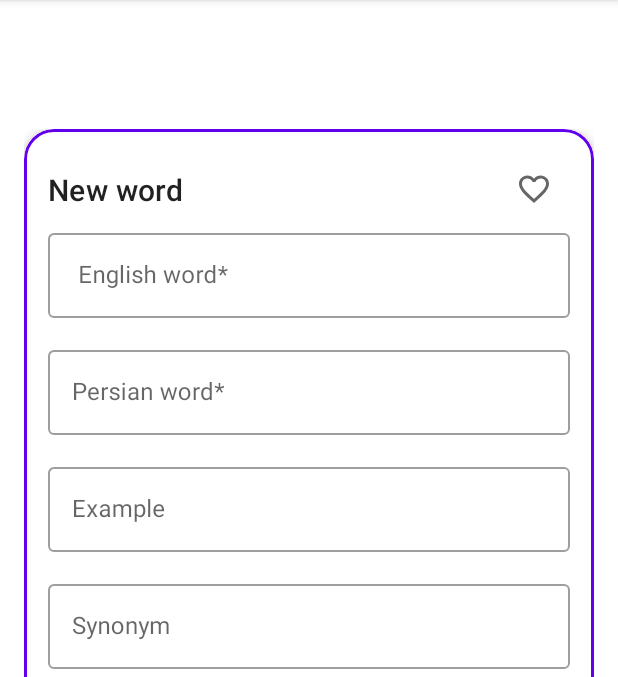
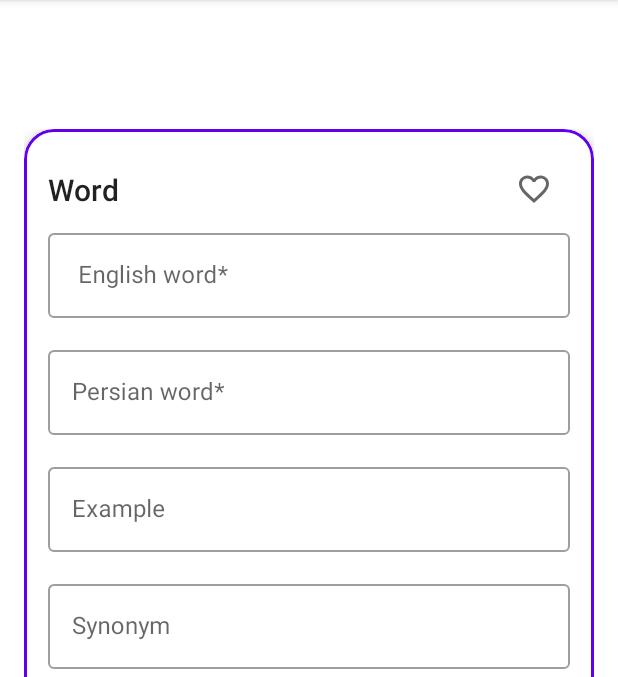
Before and after one commit to Zahra-Jannesari/DictionaryApp, an Android app: the screen it shows after launch (MainActivity), after a tap on an icon or button, on a phone screen of 412 x 824 dp, the part 84-761 px from its top. Run offline under Robolectric (Android 15) with nearby library versions, the phone set to English and light mode, and no system bars; our stand-ins replace Room's generated code.

Commit message:
change textView name to fit both add and edit features

```diff
--- a/app/src/main/res/layout/fragment_add_word.xml
+++ b/app/src/main/res/layout/fragment_add_word.xml
@@ -45,7 +45,7 @@
                         android:id="@+id/textView"
                         android:layout_width="wrap_content"
                         android:layout_height="wrap_content"
-                        android:text="New word"
+                        android:text="Word"
                         android:textAppearance="?attr/textAppearanceHeadline6"
                         app:layout_constraintBottom_toBottomOf="parent"
                         app:layout_constraintEnd_toStartOf="@+id/button_favorite"
```
